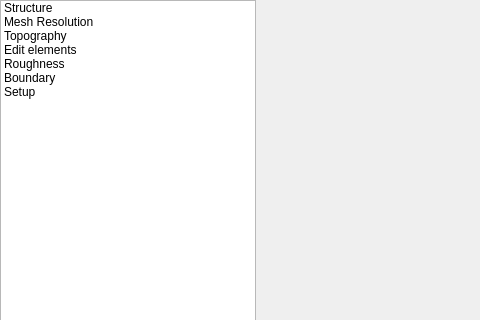
The window that src/ui/reosedithydraulicstructure2dwidget.ui (vcloarec/ReosProject) describes before a commit, drawn with Qt 5; both pictures show x 0 to 480 and y 0 to 320 of the 643 by 496 pixel window.
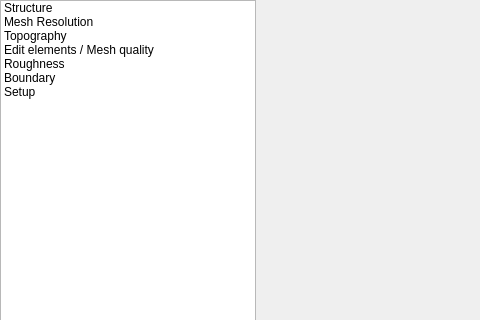
The same window after the commit. Icons and pictures are not drawn.

```diff
--- a/src/ui/reosedithydraulicstructure2dwidget.ui
+++ b/src/ui/reosedithydraulicstructure2dwidget.ui
@@ -80,7 +80,7 @@
        </item>
        <item>
         <property name="text">
-         <string>Edit elements</string>
+         <string>Edit elements / Mesh quality</string>
         </property>
         <property name="icon">
          <iconset resource="../../images/images.qrc">
```
